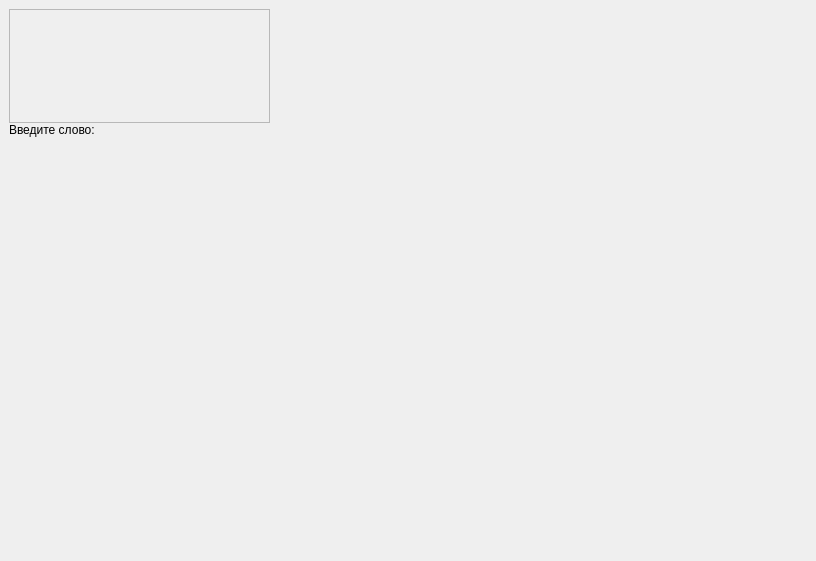
The window that inputparametersform.ui (baseoleph/turingmachine) describes before a commit, drawn with Qt 5.
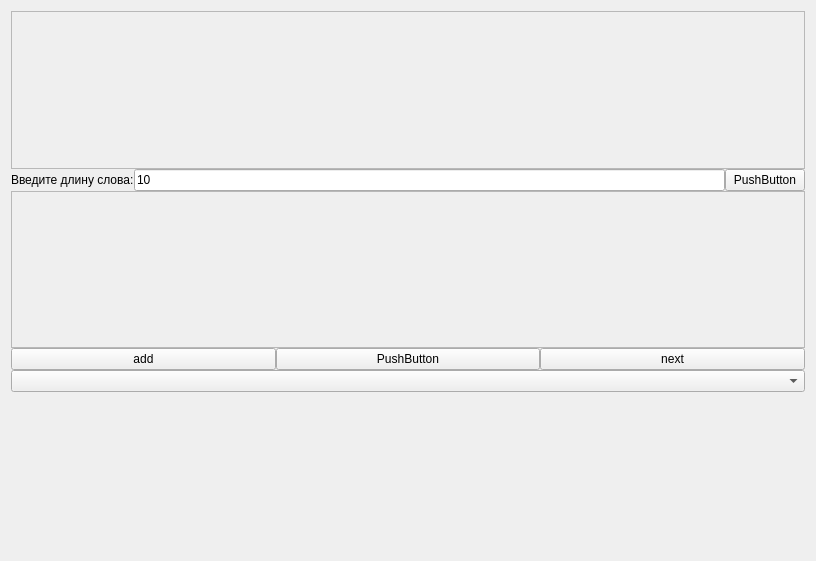
The same window after the commit.

```diff
--- a/inputparametersform.ui
+++ b/inputparametersform.ui
@@ -13,15 +13,8 @@
   <property name="windowTitle">
    <string>Form</string>
   </property>
-  <widget class="QWidget" name="">
-   <property name="geometry">
-    <rect>
-     <x>9</x>
-     <y>9</y>
-     <width>261</width>
-     <height>241</height>
-    </rect>
-   </property>
+  <layout class="QVBoxLayout" name="verticalLayout_2">
+   <item>
    <layout class="QHBoxLayout" name="horizontalLayout_2">
     <property name="spacing">
      <number>0</number>
@@ -41,8 +34,8 @@
           <rect>
            <x>0</x>
            <y>0</y>
-           <width>255</width>
-           <height>109</height>
+            <width>792</width>
+            <height>154</height>
           </rect>
          </property>
          <layout class="QHBoxLayout" name="horizontalLayout">
@@ -75,9 +68,99 @@
         <item>
          <widget class="QLabel" name="label">
           <property name="text">
-           <string>Введите слово:</string>
-          </property>
-         </widget>
+            <string>Введите длину слова:</string>
+           </property>
+          </widget>
+         </item>
+         <item>
+          <widget class="QLineEdit" name="lineEdit_len_of_word">
+           <property name="text">
+            <string>10</string>
+           </property>
+          </widget>
+         </item>
+         <item>
+          <widget class="QPushButton" name="pushButton_set_visible_word">
+           <property name="text">
+            <string>PushButton</string>
+           </property>
+          </widget>
+         </item>
+        </layout>
+       </item>
+       <item>
+        <layout class="QHBoxLayout" name="horizontalLayout_4">
+         <property name="spacing">
+          <number>0</number>
+         </property>
+         <property name="sizeConstraint">
+          <enum>QLayout::SetDefaultConstraint</enum>
+         </property>
+         <item>
+          <widget class="QScrollArea" name="scrollArea_2">
+           <property name="widgetResizable">
+            <bool>true</bool>
+           </property>
+           <widget class="QWidget" name="scrollAreaWidgetContents_word">
+            <property name="geometry">
+             <rect>
+              <x>0</x>
+              <y>0</y>
+              <width>790</width>
+              <height>152</height>
+             </rect>
+            </property>
+            <layout class="QHBoxLayout" name="horizontalLayout_5">
+             <property name="spacing">
+              <number>1</number>
+             </property>
+             <property name="leftMargin">
+              <number>0</number>
+             </property>
+             <property name="topMargin">
+              <number>0</number>
+             </property>
+             <property name="rightMargin">
+              <number>0</number>
+             </property>
+             <property name="bottomMargin">
+              <number>0</number>
+             </property>
+            </layout>
+           </widget>
+          </widget>
+         </item>
+        </layout>
+       </item>
+       <item>
+        <layout class="QHBoxLayout" name="horizontalLayout_3">
+         <item>
+          <widget class="QPushButton" name="pushButton_add_word">
+           <property name="text">
+            <string>add</string>
+           </property>
+          </widget>
+         </item>
+         <item>
+          <widget class="QPushButton" name="pushButton_2">
+           <property name="text">
+            <string>PushButton</string>
+           </property>
+          </widget>
+         </item>
+         <item>
+          <widget class="QPushButton" name="pushButton_next">
+           <property name="text">
+            <string>next</string>
+           </property>
+          </widget>
+         </item>
+        </layout>
+       </item>
+       <item>
+        <layout class="QHBoxLayout" name="horizontalLayout_7">
+         <item>
+          <widget class="QComboBox" name="comboBox_words"/>
         </item>
        </layout>
       </item>
@@ -97,7 +180,8 @@
      </layout>
     </item>
    </layout>
-  </widget>
+   </item>
+  </layout>
  </widget>
  <resources/>
  <connections/>
```
Lines whose indentation alone changed are shown as unchanged.
